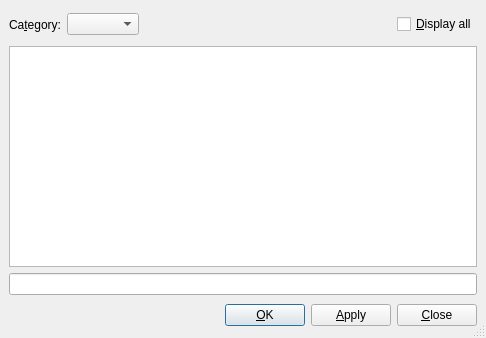
Above: src/frontends/qt4/ui/SymbolsUi.ui from cburschka/lyx before the change. Below: the same form after it.
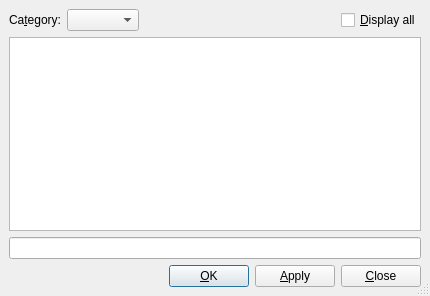
That is the form after the change.

Commit message: use whole with of the dialog to show symbols

The edit to the form file:
```diff
--- a/src/frontends/qt4/ui/SymbolsUi.ui
+++ b/src/frontends/qt4/ui/SymbolsUi.ui
@@ -5,28 +5,10 @@
    <rect>
     <x>0</x>
     <y>0</y>
-    <width>486</width>
-    <height>338</height>
+    <width>430</width>
+    <height>296</height>
    </rect>
   </property>
-  <property name="sizePolicy" >
-   <sizepolicy vsizetype="Preferred" hsizetype="Preferred" >
-    <horstretch>0</horstretch>
-    <verstretch>0</verstretch>
-   </sizepolicy>
-  </property>
-  <property name="minimumSize" >
-   <size>
-    <width>300</width>
-    <height>330</height>
-   </size>
-  </property>
-  <property name="maximumSize" >
-   <size>
-    <width>16777215</width>
-    <height>16777215</height>
-   </size>
-  </property>
   <property name="windowTitle" >
    <string/>
   </property>
@@ -34,8 +16,67 @@
    <bool>true</bool>
   </property>
   <layout class="QGridLayout" >
+   <property name="margin" >
+    <number>9</number>
+   </property>
+   <property name="spacing" >
+    <number>6</number>
+   </property>
+   <item row="3" column="0" >
+    <layout class="QHBoxLayout" >
+     <property name="margin" >
+      <number>0</number>
+     </property>
+     <property name="spacing" >
+      <number>6</number>
+     </property>
+     <item>
+      <spacer>
+       <property name="orientation" >
+        <enum>Qt::Horizontal</enum>
+       </property>
+       <property name="sizeHint" >
+        <size>
+         <width>221</width>
+         <height>20</height>
+        </size>
+       </property>
+      </spacer>
+     </item>
+     <item>
+      <widget class="QPushButton" name="okPB" >
+       <property name="text" >
+        <string>&amp;OK</string>
+       </property>
+      </widget>
+     </item>
+     <item>
+      <widget class="QPushButton" name="applyPB" >
+       <property name="toolTip" >
+        <string>Insert the delimiters</string>
+       </property>
+       <property name="text" >
+        <string>&amp;Apply</string>
+       </property>
+      </widget>
+     </item>
+     <item>
+      <widget class="QPushButton" name="closePB" >
+       <property name="text" >
+        <string>&amp;Close</string>
+       </property>
+      </widget>
+     </item>
+    </layout>
+   </item>
    <item row="0" column="0" >
     <layout class="QHBoxLayout" >
+     <property name="margin" >
+      <number>0</number>
+     </property>
+     <property name="spacing" >
+      <number>6</number>
+     </property>
      <item>
       <widget class="QLabel" name="categoryLA" >
        <property name="toolTip" >
@@ -56,51 +97,33 @@
        </property>
       </widget>
      </item>
+     <item>
+      <spacer>
+       <property name="orientation" >
+        <enum>Qt::Horizontal</enum>
+       </property>
+       <property name="sizeHint" >
+        <size>
+         <width>191</width>
+         <height>20</height>
+        </size>
+       </property>
+      </spacer>
+     </item>
+     <item>
+      <widget class="QCheckBox" name="categoryFilterCB" >
+       <property name="toolTip" >
+        <string>Select this to display all available characters at once</string>
+       </property>
+       <property name="text" >
+        <string>&amp;Display all</string>
+       </property>
+      </widget>
+     </item>
     </layout>
    </item>
-   <item row="0" column="1" >
-    <spacer>
-     <property name="orientation" >
-      <enum>Qt::Horizontal</enum>
-     </property>
-     <property name="sizeHint" >
-      <size>
-       <width>81</width>
-       <height>31</height>
-      </size>
-     </property>
-    </spacer>
-   </item>
-   <item row="0" column="2" >
-    <widget class="QCheckBox" name="categoryFilterCB" >
-     <property name="toolTip" >
-      <string>Select this to display all available characters at once</string>
-     </property>
-     <property name="text" >
-      <string>&amp;Display all</string>
-     </property>
-    </widget>
-   </item>
-   <item row="1" column="0" colspan="3" >
+   <item row="1" column="0" >
     <widget class="QListView" name="symbolsLW" >
-     <property name="sizePolicy" >
-      <sizepolicy vsizetype="Preferred" hsizetype="Preferred" >
-       <horstretch>0</horstretch>
-       <verstretch>0</verstretch>
-      </sizepolicy>
-     </property>
-     <property name="minimumSize" >
-      <size>
-       <width>60</width>
-       <height>0</height>
-      </size>
-     </property>
-     <property name="maximumSize" >
-      <size>
-       <width>16777215</width>
-       <height>16777215</height>
-      </size>
-     </property>
      <property name="horizontalScrollBarPolicy" >
       <enum>Qt::ScrollBarAlwaysOff</enum>
      </property>
@@ -118,69 +141,13 @@
      </property>
     </widget>
    </item>
-   <item row="2" column="0" colspan="3" >
+   <item row="2" column="0" >
     <widget class="QLineEdit" name="chosenLE" >
      <property name="readOnly" >
       <bool>false</bool>
      </property>
     </widget>
    </item>
-   <item row="3" column="0" colspan="3" >
-    <layout class="QHBoxLayout" >
-     <item>
-      <spacer>
-       <property name="orientation" >
-        <enum>Qt::Horizontal</enum>
-       </property>
-       <property name="sizeType" >
-        <enum>QSizePolicy::Expanding</enum>
-       </property>
-       <property name="sizeHint" >
-        <size>
-         <width>211</width>
-         <height>28</height>
-        </size>
-       </property>
-      </spacer>
-     </item>
-     <item>
-      <widget class="QPushButton" name="okPB" >
-       <property name="text" >
-        <string>&amp;OK</string>
-       </property>
-      </widget>
-     </item>
-     <item>
-      <widget class="QPushButton" name="applyPB" >
-       <property name="sizePolicy" >
-        <sizepolicy vsizetype="Fixed" hsizetype="Preferred" >
-         <horstretch>0</horstretch>
-         <verstretch>0</verstretch>
-        </sizepolicy>
-       </property>
-       <property name="toolTip" >
-        <string>Insert the delimiters</string>
-       </property>
-       <property name="text" >
-        <string>&amp;Apply</string>
-       </property>
-      </widget>
-     </item>
-     <item>
-      <widget class="QPushButton" name="closePB" >
-       <property name="sizePolicy" >
-        <sizepolicy vsizetype="Fixed" hsizetype="Preferred" >
-         <horstretch>0</horstretch>
-         <verstretch>0</verstretch>
-        </sizepolicy>
-       </property>
-       <property name="text" >
-        <string>&amp;Close</string>
-       </property>
-      </widget>
-     </item>
-    </layout>
-   </item>
   </layout>
  </widget>
  <layoutdefault spacing="6" margin="9" />
```
